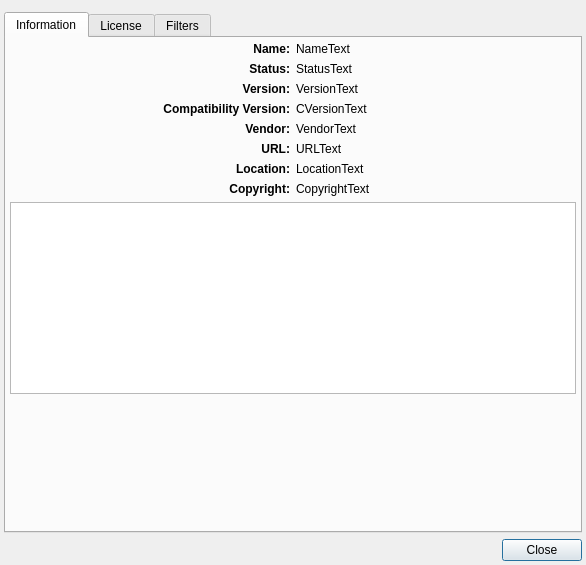
First picture: the form in Source/SVWidgetsLib/Dialogs/UI_Files/PluginDetails.ui, repository BlueQuartzSoftware/SIMPL, before the edit.
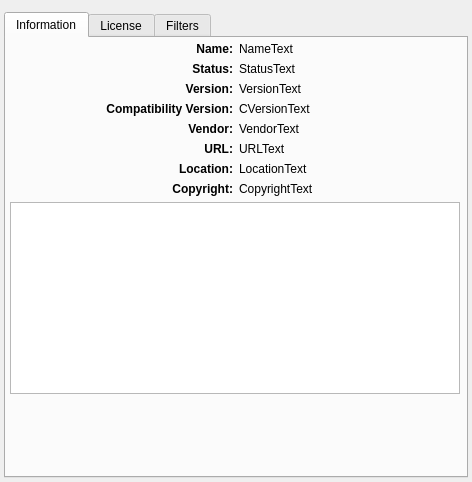
Second picture: the form after the edit.

Commit message:
Redo the Plugin Information UI to be more streamlined.
Combined two widgets into a single widget to streamline how users can get information
about the loaded plugins.

Patch:
```diff
--- a/Source/SVWidgetsLib/Dialogs/UI_Files/PluginDetails.ui
+++ b/Source/SVWidgetsLib/Dialogs/UI_Files/PluginDetails.ui
@@ -1,13 +1,13 @@
 <?xml version="1.0" encoding="UTF-8"?>
 <ui version="4.0">
  <class>PluginDetails</class>
- <widget class="QDialog" name="PluginDetails">
+ <widget class="QWidget" name="PluginDetails">
   <property name="geometry">
    <rect>
     <x>0</x>
     <y>0</y>
-    <width>586</width>
-    <height>565</height>
+    <width>472</width>
+    <height>482</height>
    </rect>
   </property>
   <property name="minimumSize">
@@ -59,6 +59,9 @@
          <property name="text">
           <string>StatusText</string>
          </property>
+         <property name="wordWrap">
+          <bool>true</bool>
+         </property>
         </widget>
        </item>
        <item row="6" column="1">
@@ -67,7 +70,7 @@
           <string>LocationText</string>
          </property>
          <property name="wordWrap">
-          <bool>false</bool>
+          <bool>true</bool>
          </property>
         </widget>
        </item>
@@ -76,6 +79,9 @@
          <property name="text">
           <string>VendorText</string>
          </property>
+         <property name="wordWrap">
+          <bool>true</bool>
+         </property>
         </widget>
        </item>
        <item row="5" column="1">
@@ -83,6 +89,9 @@
          <property name="text">
           <string>URLText</string>
          </property>
+         <property name="wordWrap">
+          <bool>true</bool>
+         </property>
         </widget>
        </item>
        <item row="3" column="1">
@@ -90,6 +99,9 @@
          <property name="text">
           <string>CVersionText</string>
          </property>
+         <property name="wordWrap">
+          <bool>true</bool>
+         </property>
         </widget>
        </item>
        <item row="7" column="0">
@@ -107,6 +119,9 @@
          <property name="text">
           <string>CopyrightText</string>
          </property>
+         <property name="wordWrap">
+          <bool>true</bool>
+         </property>
         </widget>
        </item>
        <item row="4" column="0">
@@ -157,6 +172,9 @@
          <property name="text">
           <string>VersionText</string>
          </property>
+         <property name="wordWrap">
+          <bool>true</bool>
+         </property>
         </widget>
        </item>
        <item row="0" column="0">
@@ -177,6 +195,9 @@
          <property name="text">
           <string>NameText</string>
          </property>
+         <property name="wordWrap">
+          <bool>true</bool>
+         </property>
         </widget>
        </item>
        <item row="5" column="0">
@@ -214,6 +235,18 @@
        </item>
        <item row="8" column="0" colspan="2">
         <widget class="QTextEdit" name="descriptionTextEdit">
+         <property name="minimumSize">
+          <size>
+           <width>450</width>
+           <height>0</height>
+          </size>
+         </property>
+         <property name="maximumSize">
+          <size>
+           <width>450</width>
+           <height>16777215</height>
+          </size>
+         </property>
          <property name="readOnly">
           <bool>true</bool>
          </property>
@@ -278,36 +311,6 @@
      </widget>
     </widget>
    </item>
-   <item row="12" column="2">
-    <layout class="QGridLayout" name="gridLayout_2">
-     <property name="bottomMargin">
-      <number>0</number>
-     </property>
-     <item row="0" column="0">
-      <spacer name="horizontalSpacer">
-       <property name="orientation">
-        <enum>Qt::Horizontal</enum>
-       </property>
-       <property name="sizeHint" stdset="0">
-        <size>
-         <width>40</width>
-         <height>20</height>
-        </size>
-       </property>
-      </spacer>
-     </item>
-     <item row="0" column="1">
-      <widget class="QPushButton" name="closeBtn">
-       <property name="text">
-        <string>Close</string>
-       </property>
-       <property name="default">
-        <bool>false</bool>
-       </property>
-      </widget>
-     </item>
-    </layout>
-   </item>
   </layout>
  </widget>
  <resources/>
```
The commit also changes 5 other files.
